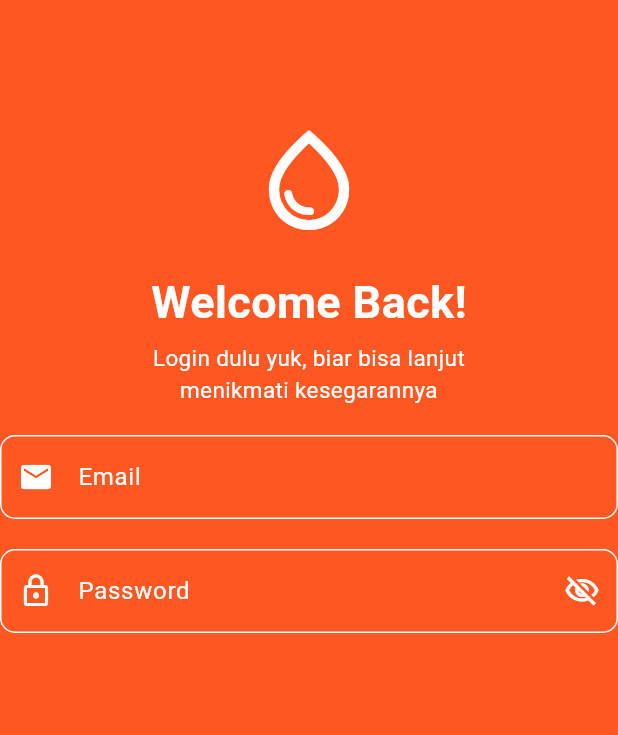
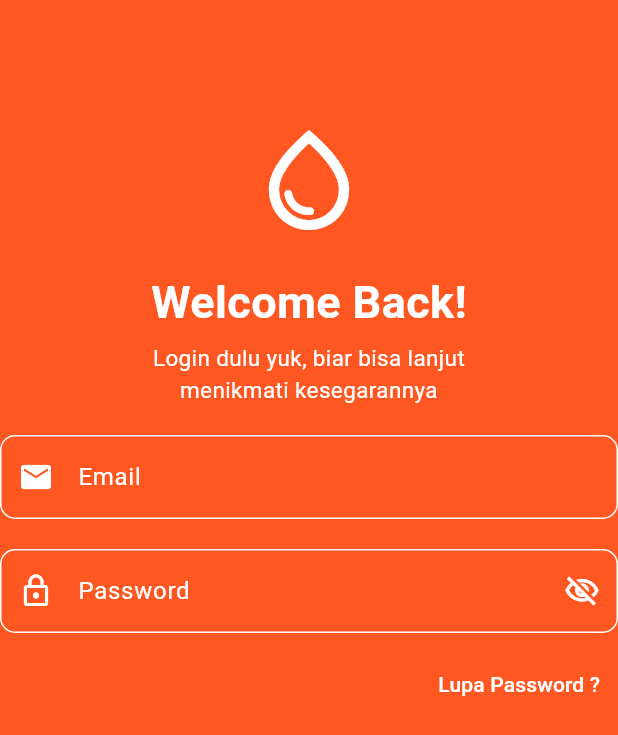
Before and after one commit to AbdulReyza/KB1179-1123150072-uts, a Flutter app: the Login screen opened directly, on a phone screen of 412 x 824 dp. Shown: the top 735 px of the screen. Run offline on Flutter 3.47's test engine with Material 3 defaults, Android fonts, the light colour scheme and no system bars.

Commit message:
buat lupa password ?

```diff
--- a/lib/login/login.dart
+++ b/lib/login/login.dart
@@ -81,7 +81,7 @@ class Login extends StatelessWidget {
                       labelStyle: TextStyle(
                         color: Colors.white,
                       ),
-                      hintText: 'Enter your Password',
+                      hintText: 'Masukin Password Kamu',
                       hintStyle: TextStyle(
                         color: Colors.white
                       ),
@@ -113,6 +113,18 @@ class Login extends StatelessWidget {
                       ),
                     ),
                   ),
+                  SizedBox(height: 10,),
+                  Align(
+                    alignment: Alignment.centerRight,
+                    child: TextButton(
+                        onPressed: () {},
+                        child: Text('Lupa Password ?',
+                        style: TextStyle(
+                          color: Colors.white
+                        ),
+                      ),
+                    ),
+                  ),
                 ],
               ),
             ),
```
